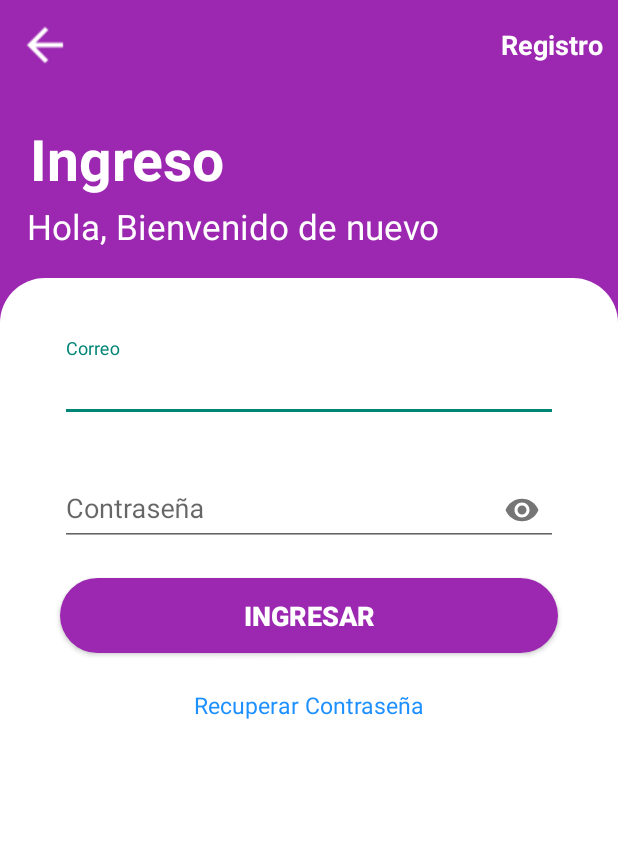
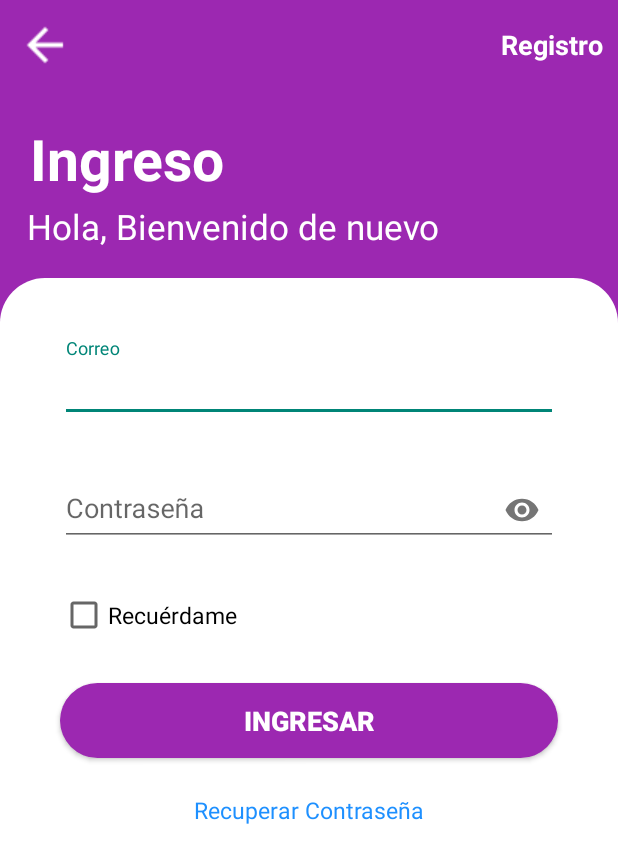
Before and after one commit to Rafael-Guerrero-Moreira/EasyDelivery, an Android app: the LoginScreenActivity screen opened directly, with no data from a screen before it, after a tap on "INGRESAR", on a phone screen of 412 x 824 dp. Shown: the top 863 px of the screen. Run offline under Robolectric (Android 15) with nearby library versions, the phone set to English and light mode, and no system bars; our stand-ins replace Firebase (no records; nobody signed in at launch, a user with empty details on screens opened directly).

Commit message:
Diseño de login #2

```diff
--- a/app/src/main/java/com/example/easydelivery/views/activities/auth/LoginScreenActivity.java
+++ b/app/src/main/java/com/example/easydelivery/views/activities/auth/LoginScreenActivity.java
@@ -1,16 +1,20 @@
 package com.example.easydelivery.views.activities.auth;
 
+import android.Manifest;
 import android.content.Intent;
+import android.content.pm.PackageManager;
 import android.os.Bundle;
 import android.text.TextUtils;
 import android.util.Log;
 import android.view.View;
+import android.widget.CheckBox;
 import android.widget.EditText;
 import android.widget.Toast;
 
 import androidx.annotation.NonNull;
 import androidx.appcompat.app.AppCompatActivity;
 
+import com.example.easydelivery.ChangePassword;
 import com.example.easydelivery.MainActivity;
 import com.example.easydelivery.R;
 import com.example.easydelivery.UserType;
@@ -30,8 +34,6 @@ import com.google.firebase.database.ValueEventListener;
 import org.json.JSONException;
 import org.json.JSONObject;
 
-import java.util.ArrayList;
-import java.util.List;
 import java.util.UUID;
 
 import com.example.easydelivery.helpers.InternalFile;
@@ -39,9 +41,9 @@ import com.example.easydelivery.helpers.InternalFile;
 
 public class LoginScreenActivity extends AppCompatActivity {
     private FirebaseAuth mAuth;
-    private EditText TextEmail ;
-    private EditText TextPassword;
-    private List<Client> listPerson = new ArrayList<Client>();
+    private EditText alTxtEmail;
+    private EditText alTxtPassword;
+    private CheckBox alChkRemember;
     private FirebaseDatabase firebaseDatabase;
     private DatabaseReference databaseReference;
 
@@ -49,10 +51,10 @@ public class LoginScreenActivity extends AppCompatActivity {
     protected void onCreate(Bundle savedInstanceState) {
         super.onCreate(savedInstanceState);
         setContentView(R.layout.activity_login);
-        TextEmail = (EditText) findViewById(R.id.alTxtEmail);
-        TextPassword = (EditText) findViewById(R.id.alTxtPassword);
-        InicializarFirebase();
-
+        alTxtEmail = findViewById(R.id.alTxtEmail);
+        alTxtPassword = findViewById(R.id.alTxtPassword);
+        alChkRemember = findViewById(R.id.alChkRemember);
+        setupFirebase();
     }
 
     public void goToPreviousActivity(View view) {
@@ -61,69 +63,58 @@ public class LoginScreenActivity extends AppCompatActivity {
 
     public void register(View view)
     {
-        Intent intent = new Intent(this, UserType.class);
-        startActivity(intent);
+        startActivity(new Intent(this, UserType.class));
+        finish();
     }
+
     public void changePassword(View view)
     {
-        Intent intent = new Intent(this, com.example.easydelivery.ChangePassword.class);
-        startActivity(intent);
+        startActivity(new Intent(this, ChangePassword.class));
+        finish();
     }
 
     public void signIn(View view) {
-        //Obtenemos el email y la contraseña desde las cajas de texto
-         String email = TextEmail.getText().toString().trim();
-        String password = TextPassword.getText().toString().trim();
-        //Verificamos que las cajas de texto no esten vacías
-        if (TextUtils.isEmpty(email)) {//(precio.equals(""))
-            Toast.makeText(this, "Se debe ingresar un email", Toast.LENGTH_LONG).show();
+        String email = alTxtEmail.getText().toString().trim();
+        String password = alTxtPassword.getText().toString().trim();
+        if (TextUtils.isEmpty(email) || TextUtils.isEmpty(password)) {
+            Toast.makeText(this, "Debe ingresar sus credenciales", Toast.LENGTH_LONG).show();
             return;
         }
-        if (TextUtils.isEmpty(password)) {
-            Toast.makeText(this, "Falta ingresar la contraseña", Toast.LENGTH_LONG).show();
-            return ;
-        }
-        //loguear usuario
         mAuth.signInWithEmailAndPassword(email, password)
                 .addOnCompleteListener(this, new OnCompleteListener<AuthResult>() {
                     @Override
                     public void onComplete(@NonNull Task<AuthResult> task) {
-                        //checking if success
                         if (task.isSuccessful()) {
-                            //Abrimos un nuevo fichero y doc si existe se sobre escribe en el
-                            InternalFile filei = new InternalFile();
-                            filei.createUserFile();
-                            //funcion llenarJson llena el json con un nuevo token y el usuario para llenar el fichero
-                            try {
-                                llenarJson();
-                            } catch (JSONException e) {
-                                e.printStackTrace();
+                            if (alChkRemember.isChecked()) {
+                                if(checkSelfPermission(Manifest.permission.WRITE_EXTERNAL_STORAGE) != PackageManager.PERMISSION_GRANTED) {
+                                    requestPermissions(new String[] { Manifest.permission.WRITE_EXTERNAL_STORAGE }, 3);
+                                } else {
+                                    createUserFile();
+                                    Toast.makeText(LoginScreenActivity.this, "Bienvenido: " + alTxtEmail.getText(), Toast.LENGTH_LONG).show();
+                                    startActivity(new Intent( LoginScreenActivity.this, MainActivity.class).addFlags(Intent.FLAG_ACTIVITY_CLEAR_TASK|Intent.FLAG_ACTIVITY_NEW_TASK));
+                                }
+                            } else {
+                                Toast.makeText(LoginScreenActivity.this, "Bienvenido: " + alTxtEmail.getText(), Toast.LENGTH_LONG).show();
+                                startActivity(new Intent( LoginScreenActivity.this, MainActivity.class).addFlags(Intent.FLAG_ACTIVITY_CLEAR_TASK|Intent.FLAG_ACTIVITY_NEW_TASK));
                             }
-                            Toast.makeText(LoginScreenActivity.this, "Bienvenido: " + TextEmail.getText(), Toast.LENGTH_LONG).show();
-                            Intent intent = new Intent( LoginScreenActivity.this, MainActivity.class);
-                            startActivity(intent);
-                            finish();
                         } else {
-                           Toast.makeText(LoginScreenActivity.this, "Usuario o comtrasenia Invalida", Toast.LENGTH_LONG).show();
-
+                           Toast.makeText(LoginScreenActivity.this, "Credenciales inválidas", Toast.LENGTH_LONG).show();
                         }
-
                     }
                 });
+    }
 
-    }
-    private void InicializarFirebase (){
+    private void setupFirebase(){
         // firebaseDatabase.setPersistenceEnabled(true);
         mAuth = FirebaseAuth.getInstance();
         firebaseDatabase = FirebaseDatabase.getInstance();
         // firebaseDatabase.setPersistenceEnabled(true);
         databaseReference = firebaseDatabase.getReference();
     }
-    public JSONObject llenarJson() throws JSONException {
 
+    public JSONObject generateToken() throws JSONException {
         JSONObject object = new JSONObject();
-        //LLenamso el objeto Json
-        object.put("User",TextEmail.getText());
+        object.put("User", alTxtEmail.getText());
         Log.d("PUT",object.getString("User"));
         databaseReference.child("Users").addListenerForSingleValueEvent(new ValueEventListener() {
             @Override
@@ -144,19 +135,14 @@ public class LoginScreenActivity extends AppCompatActivity {
                             filei.writeUserFile(object);
                             break;
                         }
-
                     } catch (JSONException e) {
                         e.printStackTrace();
                     }
-
                 }
-
             }
 
             @Override
-            public void onCancelled(DatabaseError databaseError) {
-
-            }
+            public void onCancelled(DatabaseError databaseError) { }
         });
         databaseReference.child("Buisnes").addListenerForSingleValueEvent(new ValueEventListener() {
             @Override
@@ -177,19 +163,14 @@ public class LoginScreenActivity extends AppCompatActivity {
                             filei.writeUserFile(object);
                             break;
                         }
-
                     } catch (JSONException e) {
                         e.printStackTrace();
                     }
-
                 }
-
             }
 
             @Override
-            public void onCancelled(DatabaseError databaseError) {
-
-            }
+            public void onCancelled(DatabaseError databaseError) { }
         });
         databaseReference.child("Delivery").addListenerForSingleValueEvent(new ValueEventListener() {
             @Override
@@ -209,23 +190,39 @@ public class LoginScreenActivity extends AppCompatActivity {
                             filei.writeUserFile(object);
                             break;
                         }
-
                     } catch (JSONException e) {
                         e.printStackTrace();
                     }
-
                 }
-
             }
 
             @Override
-            public void onCancelled(DatabaseError databaseError) {
-
-            }
+            public void onCancelled(DatabaseError databaseError) { }
         });
         return object;
     }
 
+    public void createUserFile() {
+        InternalFile filei = new InternalFile();
+        filei.createUserFile();
+        try {
+            generateToken();
+        } catch (JSONException e) {
+            e.printStackTrace();
+        }
+    }
 
-
+    @Override
+    public void onRequestPermissionsResult(int requestCode,
+                                           String permissions[], int[] grantResults) {
+        if (grantResults.length > 0 && grantResults[0] == PackageManager.PERMISSION_GRANTED) {
+            //Toast.makeText(getApplicationContext(), "Permission granted", Toast.LENGTH_SHORT).show();
+            createUserFile();
+        } else {
+            //Toast.makeText(getApplicationContext(), "Permission denied", Toast.LENGTH_SHORT).show();
+        }
+        Toast.makeText(LoginScreenActivity.this, "Bienvenido: " + alTxtEmail.getText(), Toast.LENGTH_LONG).show();
+        startActivity(new Intent( LoginScreenActivity.this, MainActivity.class).addFlags(Intent.FLAG_ACTIVITY_CLEAR_TASK|Intent.FLAG_ACTIVITY_NEW_TASK));
+        return;
+    }
 }
--- a/app/src/main/java/com/example/easydelivery/views/activities/startup/SplashScreenActivity.java
+++ b/app/src/main/java/com/example/easydelivery/views/activities/startup/SplashScreenActivity.java
@@ -46,7 +46,7 @@ public class SplashScreenActivity extends AppCompatActivity {
                     goToActivity(false);
                 }
             }
-        }, 3000);
+        }, 2000);
     }
     private void setupFirebase(){
         // firebaseDatabase.setPersistenceEnabled(true);
--- a/app/src/main/res/layout/activity_login.xml
+++ b/app/src/main/res/layout/activity_login.xml
@@ -95,6 +95,15 @@
 
         </com.google.android.material.textfield.TextInputLayout>
 
+        <CheckBox
+            android:id="@+id/alChkRemember"
+            android:layout_width="match_parent"
+            android:layout_height="50dp"
+            android:layout_margin="10dp"
+            android:text="Recuérdame"
+            android:textColor="?attr/alText"
+            android:textSize="15sp"/>
+
         <Button
             android:layout_width="match_parent"
             android:layout_height="50dp"
```
